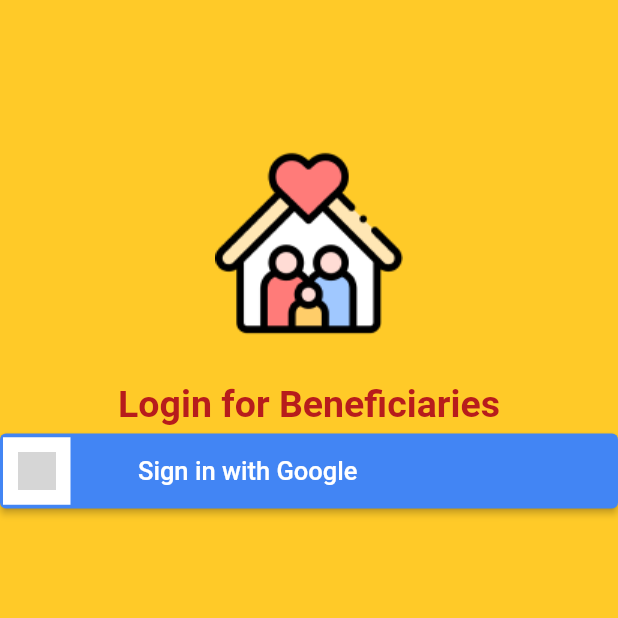
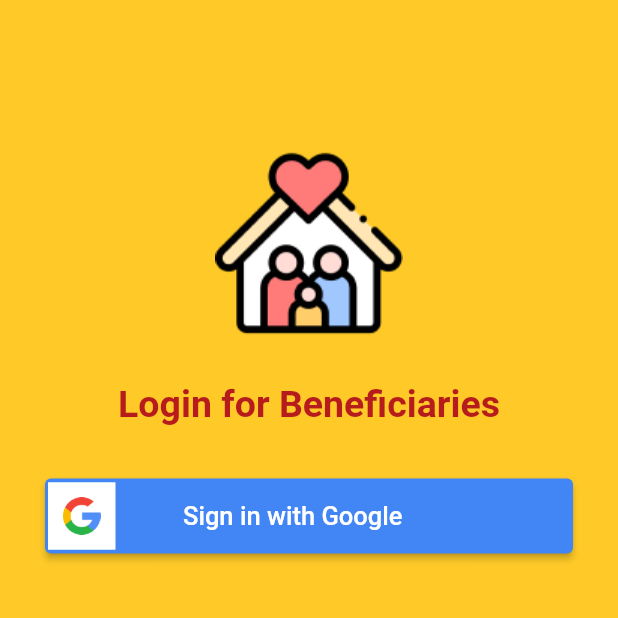
Before and after one commit to bhattcodes/ADIP-yojna, a Flutter app: the screen it shows after launch, on a phone screen of 412 x 824 dp, the top half of it. Run offline on Flutter 3.47's test engine with Material 2 defaults, Android fonts, the phone set to English and light mode, and no system bars; our stand-ins replace firebase_auth, firebase_core, google_sign_in; accounts and stored records are empty; grey boxes are pictures that could not be loaded.

Commit message:
g sign in fix

```diff
--- a/user_app/lib/widgets/google_sign_in.dart
+++ b/user_app/lib/widgets/google_sign_in.dart
@@ -27,6 +27,8 @@ class SignInButton extends StatelessWidget {
     }
 
     return Center(
+      child: Padding(
+        padding: const EdgeInsets.all(30.0),
         child: Container(
           width: double.infinity,
           height: 50,
@@ -47,7 +49,7 @@ class SignInButton extends StatelessWidget {
                       color: Colors.white,
                     ),
                     child: Image.asset(
-                    'assets/google.png',
+                      'assets/images/google.png',
                       height: 25.0,
                     ),
                   ),
@@ -63,6 +65,7 @@ class SignInButton extends StatelessWidget {
                 ],
               )),
         ),
+      ),
     );
   }
 }
```
Lines whose indentation alone changed are shown as unchanged.
